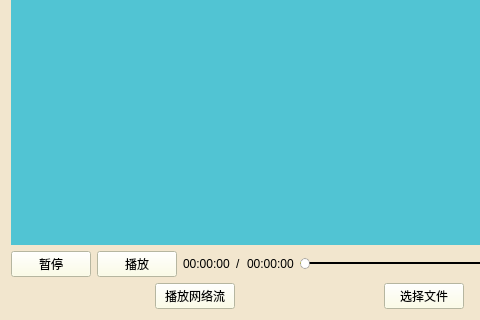
This is paly_window.ui in canaconZion/videoPlayer as Qt 5 draws it before an edit; both pictures show x 0 to 480 and y 200 to 520 of the 848 by 520 pixel window. The edited form follows.
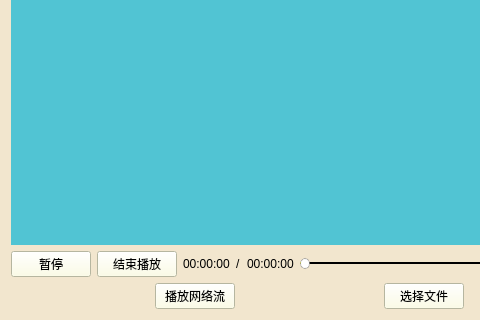
This is the edited form.

```diff
--- a/paly_window.ui
+++ b/paly_window.ui
@@ -59,7 +59,7 @@
           <string notr="true">QPushButton{background-color:rgb(255,255,224);}</string>
          </property>
          <property name="text">
-          <string>播放</string>
+          <string>结束播放</string>
          </property>
         </widget>
        </item>
```
